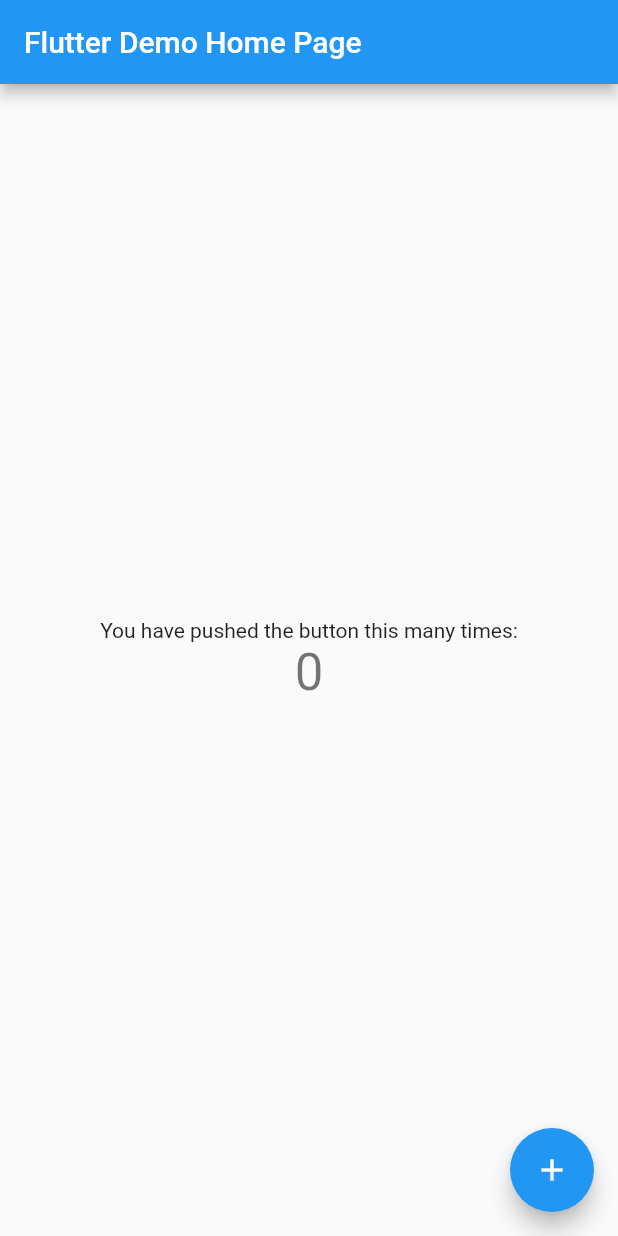
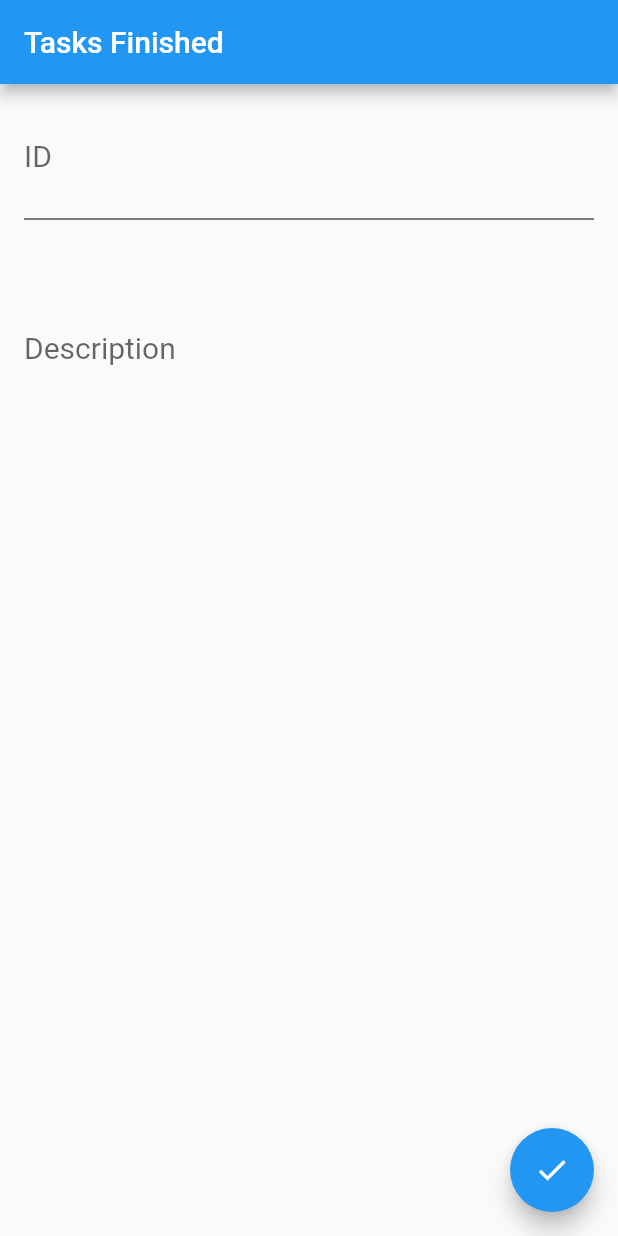
Before and after one commit to iarunabho/Flutter-Mobile-Dev-Ajnaa, a Flutter app: the screen it shows after launch, on a phone screen of 412 x 824 dp. Run offline on Flutter 3.47's test engine with Material 2 defaults, Android fonts, the phone set to English and light mode, and no system bars.

Commit message:
Added Home

```diff
--- a/lib/main.dart
+++ b/lib/main.dart
@@ -1,111 +1,128 @@
 import 'package:flutter/material.dart';
+//
 
 void main() => runApp(MyApp());
 
 class MyApp extends StatelessWidget {
-  // This widget is the root of your application.
   @override
   Widget build(BuildContext context) {
+    final appTitle = 'Tasks Finished';
+
     return MaterialApp(
-      title: 'Flutter Demo',
-      theme: ThemeData(
-        // This is the theme of your application.
-        //
-        // Try running your application with "flutter run". You'll see the
-        // application has a blue toolbar. Then, without quitting the app, try
-        // changing the primarySwatch below to Colors.green and then invoke
-        // "hot reload" (press "r" in the console where you ran "flutter run",
-        // or simply save your changes to "hot reload" in a Flutter IDE).
-        // Notice that the counter didn't reset back to zero; the application
-        // is not restarted.
-        primarySwatch: Colors.blue,
+      title: appTitle,
+      debugShowCheckedModeBanner: false,
+      home: Scaffold(
+        appBar: AppBar(
+          title: Text(appTitle),
+        ),
+        body: MyCustomForm(),
       ),
-      home: MyHomePage(title: 'Flutter Demo Home Page'),
     );
   }
 }
 
-class MyHomePage extends StatefulWidget {
-  MyHomePage({Key key, this.title}) : super(key: key);
-
-  // This widget is the home page of your application. It is stateful, meaning
-  // that it has a State object (defined below) that contains fields that affect
-  // how it looks.
-
-  // This class is the configuration for the state. It holds the values (in this
-  // case the title) provided by the parent (in this case the App widget) and
-  // used by the build method of the State. Fields in a Widget subclass are
-  // always marked "final".
-
-  final String title;
-
+// Create a Form widget.
+class MyCustomForm extends StatefulWidget {
   @override
-  _MyHomePageState createState() => _MyHomePageState();
+  MyCustomFormState createState() {
+    return MyCustomFormState();
+  }
 }
 
-class _MyHomePageState extends State<MyHomePage> {
-  int _counter = 0;
+// Create a corresponding State class.
+// This class holds data related to the form.
+class MyCustomFormState extends State<MyCustomForm> {
+  // Create a global key that uniquely identifies the Form widget
+  // and allows validation of the form.
+  //
+  // Note: This is a GlobalKey<FormState>,
+  // not a GlobalKey<MyCustomFormState>.
+  final _formKey = GlobalKey<FormState>();
+  final myController = TextEditingController();
+  final descController = TextEditingController();
 
-  void _incrementCounter() {
-    setState(() {
-      // This call to setState tells the Flutter framework that something has
-      // changed in this State, which causes it to rerun the build method below
-      // so that the display can reflect the updated values. If we changed
-      // _counter without calling setState(), then the build method would not be
-      // called again, and so nothing would appear to happen.
-      _counter++;
-    });
+  void check() {
+    print("CHKCI");
+  }
+  @override
+  void dispose() {
+    // Clean up the controller when the widget is removed from the
+    // widget tree.
+    myController.dispose();
+    descController.dispose();
+    super.dispose();
   }
 
   @override
   Widget build(BuildContext context) {
-    // This method is rerun every time setState is called, for instance as done
-    // by the _incrementCounter method above.
-    //
-    // The Flutter framework has been optimized to make rerunning build methods
-    // fast, so that you can just rebuild anything that needs updating rather
-    // than having to individually change instances of widgets.
-    return Scaffold(
-      appBar: AppBar(
-        // Here we take the value from the MyHomePage object that was created by
-        // the App.build method, and use it to set our appbar title.
-        title: Text(widget.title),
-      ),
-      body: Center(
-        // Center is a layout widget. It takes a single child and positions it
-        // in the middle of the parent.
-        child: Column(
-          // Column is also a layout widget. It takes a list of children and
-          // arranges them vertically. By default, it sizes itself to fit its
-          // children horizontally, and tries to be as tall as its parent.
-          //
-          // Invoke "debug painting" (press "p" in the console, choose the
-          // "Toggle Debug Paint" action from the Flutter Inspector in Android
-          // Studio, or the "Toggle Debug Paint" command in Visual Studio Code)
-          // to see the wireframe for each widget.
-          //
-          // Column has various properties to control how it sizes itself and
-          // how it positions its children. Here we use mainAxisAlignment to
-          // center the children vertically; the main axis here is the vertical
-          // axis because Columns are vertical (the cross axis would be
-          // horizontal).
-          mainAxisAlignment: MainAxisAlignment.center,
-          children: <Widget>[
-            Text(
-              'You have pushed the button this many times:',
-            ),
-            Text(
-              '$_counter',
-              style: Theme.of(context).textTheme.display1,
-            ),
-          ],
-        ),
-      ),
-      floatingActionButton: FloatingActionButton(
-        onPressed: _incrementCounter,
-        tooltip: 'Increment',
-        child: Icon(Icons.add),
-      ), // This trailing comma makes auto-formatting nicer for build methods.
-    );
+    // Build a Form widget using the _formKey created above.
+    return new Scaffold(
+          body: new Container(
+              margin: new EdgeInsets.all(16.0),
+              child: new Form(
+                  key: _formKey,
+                  child: new Column(
+                      crossAxisAlignment: CrossAxisAlignment.start,
+                      mainAxisAlignment: MainAxisAlignment.start,
+                      children: <Widget>[
+                        new Container(
+                          child: new TextFormField(
+                            controller: myController,
+                            style: TextStyle(fontSize: 20),
+                            decoration: new InputDecoration(
+                              labelText: "ID",
+                              border: InputBorder.none,
+                            ),
+                            key: new Key("title"),
+                            validator: (val) => val.isNotEmpty ? null : "Title must not be empty"
+                          ),
+                        ),
+                        new Container(
+                            child: new Divider(
+                              color: Colors.black,)),
+                        new TextFormField(
+                          controller: descController,
+                          style: TextStyle(
+                            fontSize: 20,
+                          ),
+                          decoration: new InputDecoration(
+                            labelText: "Description",
+                            border: InputBorder.none,
+                          ),
+                          key: new Key("description"),
+                          validator: (val) => val.isNotEmpty ? null : "Description must not be empty",
+                          keyboardType: TextInputType.multiline,
+                          maxLines: 5,
+                        )
+                      ]))
+          ),
+          floatingActionButton: new FloatingActionButton(
+              onPressed: () {
+                if (_formKey.currentState.validate()) {
+                  // If the form is valid, display a Snackbar.
+                  print(myController.text);
+                  print("%%%");
+                  print(descController.text);
+                  showDialog(context: context, child:
+                  new AlertDialog(
+                    title: new Center(child: Text(myController.text)),
+                    content: new Text(descController.text),
+                    actions: <Widget>[
+                                        FlatButton(
+                                          child: Text('Ok'),
+                                          onPressed: () {
+                                            //call db
+                                            myController.clear();
+                                            descController.clear();
+                                            Navigator.of(context).pop();
+                                          },
+                                        ),
+                                      ]
+                  )
+                 );
+                }
+              },
+              child: new Icon(Icons.check)),
+        );
   }
 }
```
